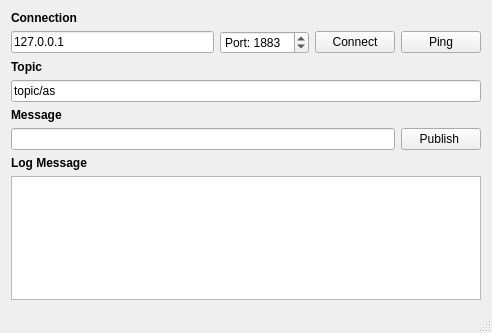
First picture: the form in MQTT_Publisher/mainwindow.ui, repository thetechinsight/qtmqtt-client-sample, before the edit.
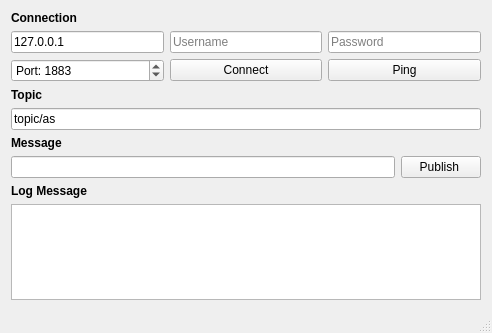
Second picture: the form after the edit.

Patch:
```diff
--- a/MQTT_Publisher/mainwindow.ui
+++ b/MQTT_Publisher/mainwindow.ui
@@ -29,8 +29,8 @@
      </widget>
     </item>
     <item>
-     <layout class="QHBoxLayout" name="horizontalLayout">
-      <item>
+     <layout class="QGridLayout" name="gridLayout">
+      <item row="0" column="0">
        <widget class="QLineEdit" name="hostAddressLineEdit">
         <property name="text">
          <string>127.0.0.1</string>
@@ -40,7 +40,33 @@
         </property>
        </widget>
       </item>
-      <item>
+      <item row="0" column="1">
+       <widget class="QLineEdit" name="usernameEdit">
+        <property name="text">
+         <string/>
+        </property>
+        <property name="placeholderText">
+         <string>Username</string>
+        </property>
+       </widget>
+      </item>
+      <item row="0" column="2">
+       <widget class="QLineEdit" name="passwordEdit">
+        <property name="text">
+         <string/>
+        </property>
+        <property name="echoMode">
+         <enum>QLineEdit::PasswordEchoOnEdit</enum>
+        </property>
+        <property name="placeholderText">
+         <string>Password</string>
+        </property>
+        <property name="clearButtonEnabled">
+         <bool>false</bool>
+        </property>
+       </widget>
+      </item>
+      <item row="1" column="0">
        <widget class="QSpinBox" name="portSpinBox">
         <property name="prefix">
          <string>Port: </string>
@@ -56,14 +82,14 @@
         </property>
        </widget>
       </item>
-      <item>
+      <item row="1" column="1">
        <widget class="QPushButton" name="connectButton">
         <property name="text">
          <string>Connect</string>
         </property>
        </widget>
       </item>
-      <item>
+      <item row="1" column="2">
        <widget class="QPushButton" name="pingButton">
         <property name="text">
          <string>Ping</string>
```
Left out of the diff: 12 changed lines with no effect on the pictures.
